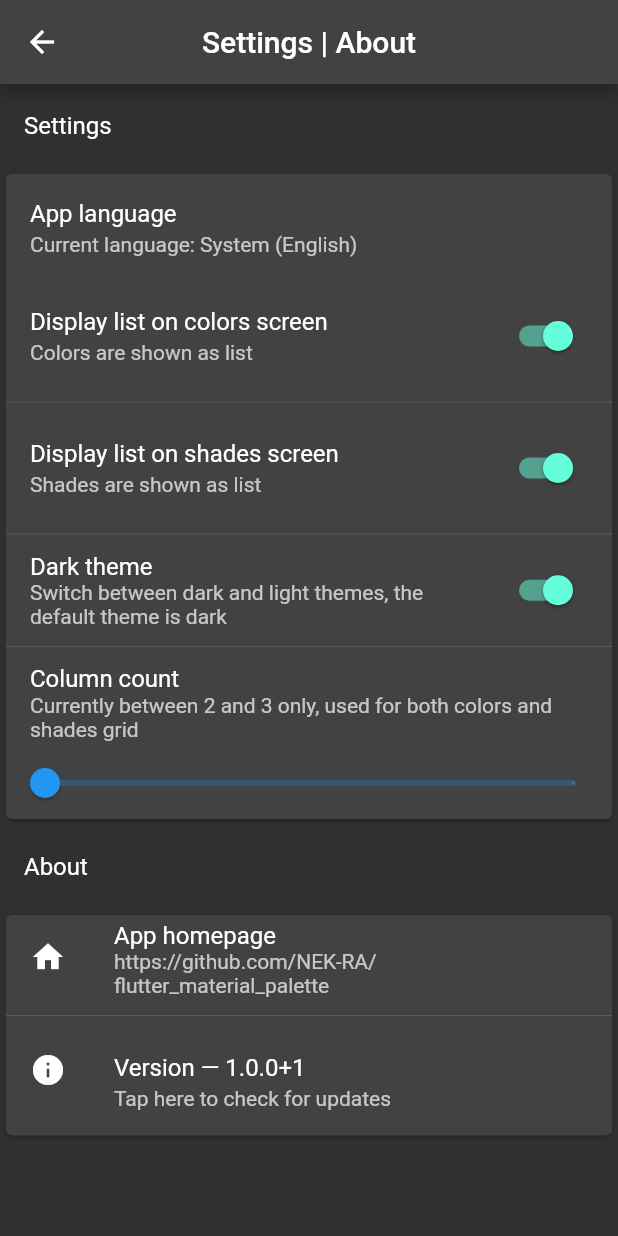
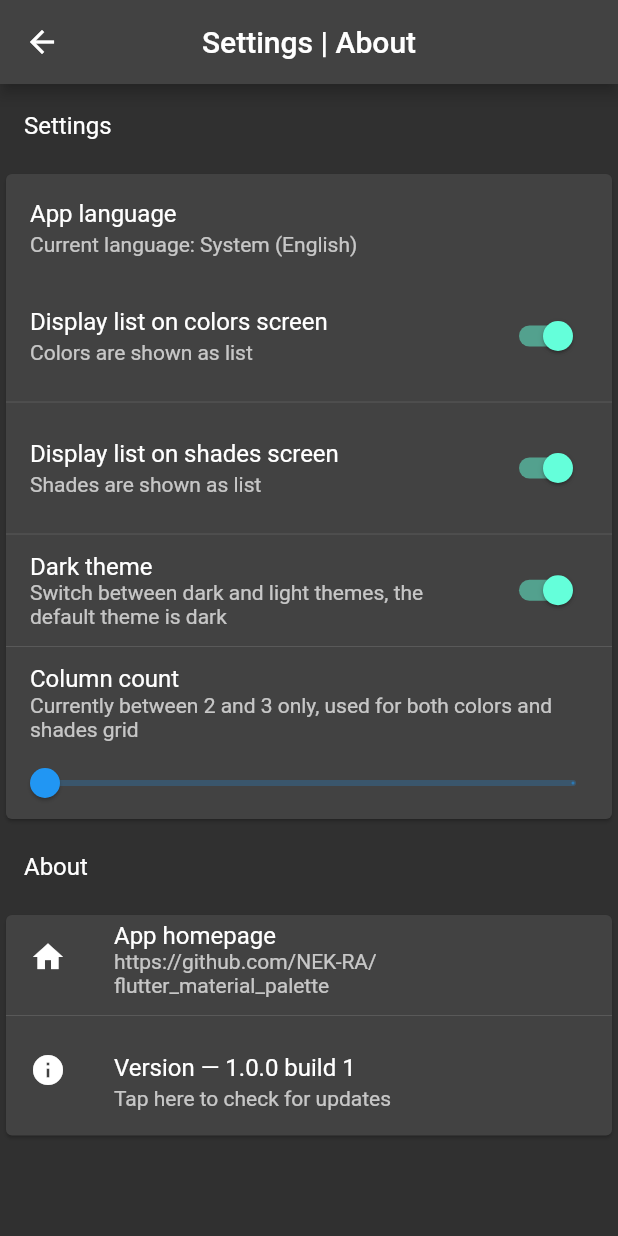
Before and after one commit to NEK-RA/flutter_material_palette, a Flutter app: the SettingsPage screen opened by its route, on a phone screen of 412 x 824 dp. Run offline on Flutter 3.47's test engine with Material 2 defaults, Android fonts, the phone set to English and light mode, and no system bars; our stand-ins replace auto_route, bloc, flutter_bloc, shared_preferences; accounts and stored records are empty; generated files the repository leaves out were written again.

Commit message:
small change to appversion displayed in settings

```diff
--- a/lib/ui/settings_page.dart
+++ b/lib/ui/settings_page.dart
@@ -154,7 +154,7 @@ class SettingsPage extends StatelessWidget {
         ),
         const Divider(),
         ListTile(
-          title: Text('${lc(context).aboutAppVersionTitle} — 1.0.0+1'),
+          title: Text('${lc(context).aboutAppVersionTitle} — 1.0.0 build 1'),
           subtitle: Text(lc(context).aboutAppVersionSubtitle),
           leading: const Icon(Icons.info),
           onTap: (){
```
